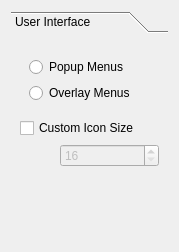
This is client/generalsettingsdialog.ui in shentok/MoNav as Qt 5 draws it before an edit. The edited form follows.
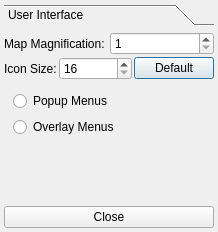
This is the edited form.

```diff
--- a/client/generalsettingsdialog.ui
+++ b/client/generalsettingsdialog.ui
@@ -6,14 +6,20 @@
    <rect>
     <x>0</x>
     <y>0</y>
-    <width>179</width>
-    <height>252</height>
+    <width>218</width>
+    <height>232</height>
    </rect>
   </property>
   <property name="windowTitle">
    <string>Settings</string>
   </property>
-  <layout class="QVBoxLayout" name="verticalLayout">
+  <layout class="QVBoxLayout" name="verticalLayout_3">
+   <property name="spacing">
+    <number>2</number>
+   </property>
+   <property name="margin">
+    <number>4</number>
+   </property>
    <item>
     <widget class="QToolBox" name="toolBox">
      <property name="sizePolicy">
@@ -30,8 +36,8 @@
        <rect>
         <x>0</x>
         <y>0</y>
-        <width>161</width>
-        <height>205</height>
+        <width>210</width>
+        <height>166</height>
        </rect>
       </property>
       <property name="sizePolicy">
@@ -43,7 +49,59 @@
       <attribute name="label">
        <string>User Interface</string>
       </attribute>
-      <layout class="QVBoxLayout" name="verticalLayout_4">
+      <layout class="QVBoxLayout" name="verticalLayout">
+       <property name="spacing">
+        <number>2</number>
+       </property>
+       <property name="margin">
+        <number>0</number>
+       </property>
+       <item>
+        <layout class="QHBoxLayout" name="horizontalLayout_2">
+         <item>
+          <widget class="QLabel" name="label_2">
+           <property name="text">
+            <string>Map Magnification:</string>
+           </property>
+          </widget>
+         </item>
+         <item>
+          <widget class="QSpinBox" name="magnification">
+           <property name="minimum">
+            <number>1</number>
+           </property>
+          </widget>
+         </item>
+        </layout>
+       </item>
+       <item>
+        <layout class="QHBoxLayout" name="horizontalLayout" stretch="0,1,0">
+         <item>
+          <widget class="QLabel" name="label">
+           <property name="text">
+            <string>Icon Size:</string>
+           </property>
+          </widget>
+         </item>
+         <item>
+          <widget class="QSpinBox" name="iconSize">
+           <property name="minimum">
+            <number>16</number>
+           </property>
+           <property name="maximum">
+            <number>256</number>
+           </property>
+          </widget>
+         </item>
+         <item>
+          <widget class="QPushButton" name="defaultIconSize">
+           <property name="text">
+            <string>Default</string>
+           </property>
+          </widget>
+         </item>
+        </layout>
+       </item>
        <item>
         <widget class="QWidget" name="widget" native="true">
          <layout class="QVBoxLayout" name="verticalLayout_2">
@@ -64,43 +122,6 @@
          </layout>
         </widget>
        </item>
-       <item>
-        <widget class="QCheckBox" name="customIconSize">
-         <property name="text">
-          <string>Custom Icon Size</string>
-         </property>
-        </widget>
-       </item>
-       <item>
-        <layout class="QHBoxLayout" name="horizontalLayout" stretch="0,1">
-         <item>
-          <spacer name="horizontalSpacer">
-           <property name="orientation">
-            <enum>Qt::Horizontal</enum>
-           </property>
-           <property name="sizeHint" stdset="0">
-            <size>
-             <width>40</width>
-             <height>20</height>
-            </size>
-           </property>
-          </spacer>
-         </item>
-         <item>
-          <widget class="QSpinBox" name="iconSize">
-           <property name="enabled">
-            <bool>false</bool>
-           </property>
-           <property name="minimum">
-            <number>16</number>
-           </property>
-           <property name="maximum">
-            <number>128</number>
-           </property>
-          </widget>
-         </item>
-        </layout>
-       </item>
        <item>
         <spacer name="verticalSpacer">
          <property name="orientation">
@@ -118,6 +139,13 @@
      </widget>
     </widget>
    </item>
+   <item>
+    <widget class="QPushButton" name="pushButton">
+     <property name="text">
+      <string>Close</string>
+     </property>
+    </widget>
+   </item>
   </layout>
  </widget>
  <resources/>
```
Left out of the diff: 16 changed lines with no effect on the pictures.
